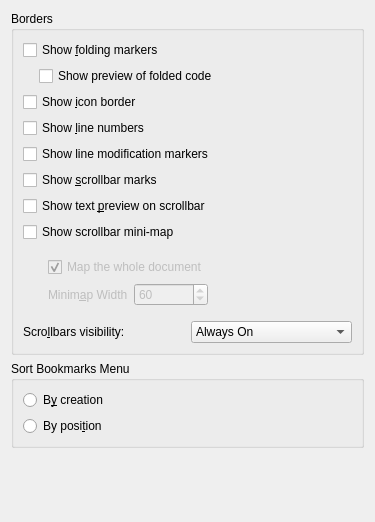
The window that src/dialogs/bordersappearanceconfigwidget.ui (KDE/ktexteditor) describes before a commit, drawn with Qt 5.
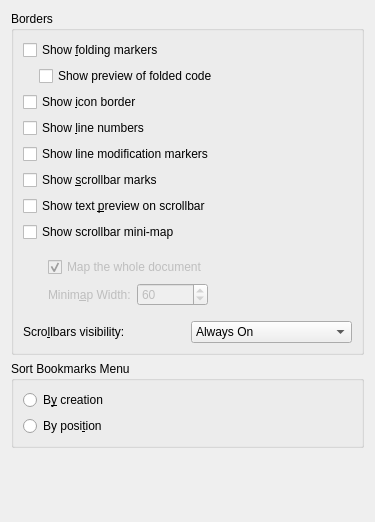
The same window after the commit.

Commit message: Add missing : behind labels

```diff
--- a/src/dialogs/bordersappearanceconfigwidget.ui
+++ b/src/dialogs/bordersappearanceconfigwidget.ui
@@ -142,7 +142,7 @@
          <item row="1" column="1">
           <widget class="QLabel" name="labelMiniMapWidth">
            <property name="text">
-            <string>Minim&amp;ap Width</string>
+            <string>Minim&amp;ap Width:</string>
            </property>
            <property name="buddy">
             <cstring>spBoxMiniMapWidth</cstring>
```
The commit also changes 2 other files.
